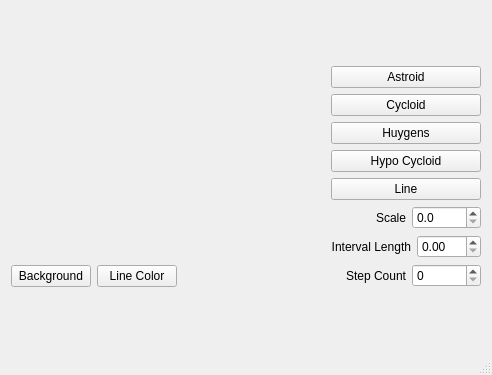
Old version of the form QtCurves/mainwindow.ui in the repository mateusmb/QtCurves.
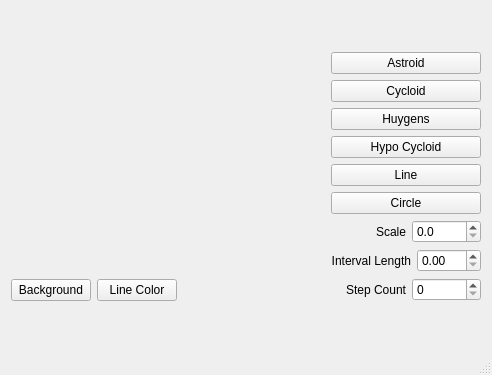
New version of the form. Custom widgets are drawn as their Qt base class.

Commit message: Drawing circle

What changed in the file:
```diff
--- a/QtCurves/mainwindow.ui
+++ b/QtCurves/mainwindow.ui
@@ -90,6 +90,13 @@
         </property>
        </widget>
       </item>
+      <item>
+       <widget class="QPushButton" name="btnCircle">
+        <property name="text">
+         <string>Circle</string>
+        </property>
+       </widget>
+      </item>
       <item>
        <layout class="QHBoxLayout" name="horizontalLayout">
         <item>
```
The commit also changes 12 other files.
